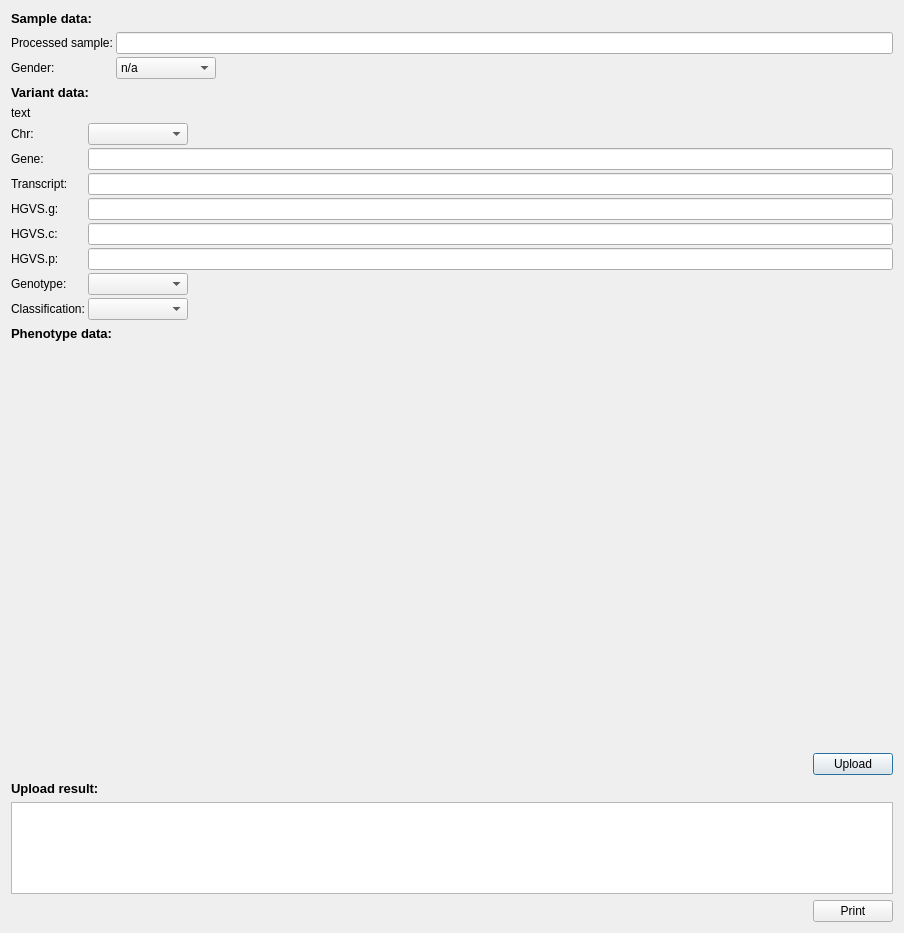
This is src/GSvar/LovdUploadDialog.ui in imgag/ngs-bits as Qt 5 draws it before an edit. The edited form follows.
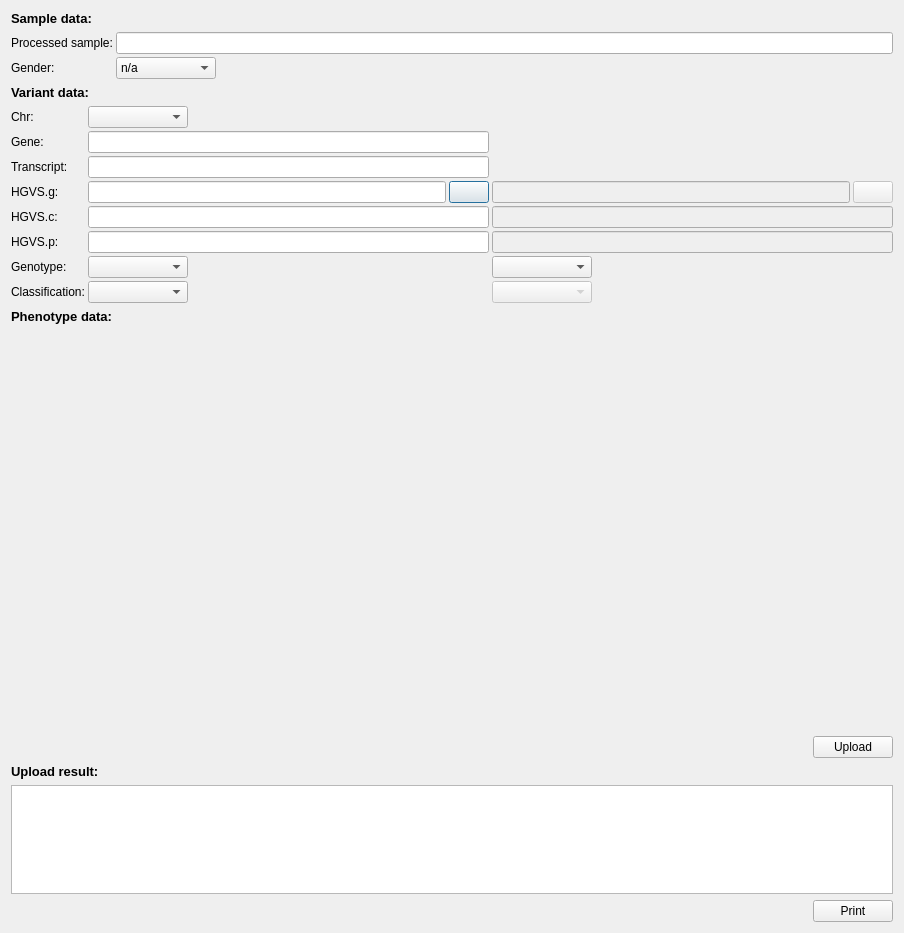
This is the edited form. Icons and pictures are not drawn. Custom widgets are drawn as their Qt base class.

Patch:
```diff
--- a/src/GSvar/LovdUploadDialog.ui
+++ b/src/GSvar/LovdUploadDialog.ui
@@ -103,92 +103,167 @@
      <property name="spacing">
       <number>3</number>
      </property>
-     <item row="6" column="1">
-      <widget class="QLineEdit" name="hgvs_c"/>
+     <item row="8" column="2">
+      <widget class="QComboBox" name="classification2">
+       <property name="enabled">
+        <bool>false</bool>
+       </property>
+       <property name="maximumSize">
+        <size>
+         <width>100</width>
+         <height>16777215</height>
+        </size>
+       </property>
+       <item>
+        <property name="text">
+         <string/>
+        </property>
+       </item>
+       <item>
+        <property name="text">
+         <string>1</string>
+        </property>
+       </item>
+       <item>
+        <property name="text">
+         <string>2</string>
+        </property>
+       </item>
+       <item>
+        <property name="text">
+         <string>3</string>
+        </property>
+       </item>
+       <item>
+        <property name="text">
+         <string>4</string>
+        </property>
+       </item>
+       <item>
+        <property name="text">
+         <string>5</string>
+        </property>
+       </item>
+      </widget>
      </item>
-     <item row="5" column="0">
+     <item row="4" column="0">
       <widget class="QLabel" name="label_3">
        <property name="text">
         <string>HGVS.g:</string>
        </property>
       </widget>
      </item>
-     <item row="4" column="1">
-      <widget class="QLineEdit" name="nm_number"/>
-     </item>
-     <item row="3" column="0">
-      <widget class="QLabel" name="label_4">
-       <property name="text">
-        <string>Gene:</string>
-       </property>
-      </widget>
-     </item>
-     <item row="7" column="1">
-      <widget class="QLineEdit" name="hgvs_p"/>
-     </item>
-     <item row="9" column="0">
-      <widget class="QLabel" name="label_9">
-       <property name="text">
-        <string>Classification:</string>
-       </property>
-      </widget>
-     </item>
      <item row="6" column="0">
-      <widget class="QLabel" name="label_6">
-       <property name="text">
-        <string>HGVS.c:</string>
-       </property>
-      </widget>
-     </item>
-     <item row="3" column="1">
-      <widget class="QLineEdit" name="gene"/>
-     </item>
-     <item row="7" column="0">
       <widget class="QLabel" name="label_7">
        <property name="text">
         <string>HGVS.p:</string>
        </property>
       </widget>
      </item>
-     <item row="4" column="0">
+     <item row="6" column="2">
+      <widget class="QLineEdit" name="hgvs_p2">
+       <property name="enabled">
+        <bool>false</bool>
+       </property>
+      </widget>
+     </item>
+     <item row="5" column="0">
+      <widget class="QLabel" name="label_6">
+       <property name="text">
+        <string>HGVS.c:</string>
+       </property>
+      </widget>
+     </item>
+     <item row="5" column="1">
+      <widget class="QLineEdit" name="hgvs_c"/>
+     </item>
+     <item row="5" column="2">
+      <widget class="QLineEdit" name="hgvs_c2">
+       <property name="enabled">
+        <bool>false</bool>
+       </property>
+      </widget>
+     </item>
+     <item row="2" column="0">
+      <widget class="QLabel" name="label_4">
+       <property name="text">
+        <string>Gene:</string>
+       </property>
+      </widget>
+     </item>
+     <item row="3" column="0">
       <widget class="QLabel" name="label_5">
        <property name="text">
         <string>Transcript:</string>
        </property>
       </widget>
      </item>
-     <item row="1" column="0" colspan="2">
-      <widget class="QLabel" name="comment_var">
-       <property name="text">
-        <string>text</string>
+     <item row="8" column="1">
+      <widget class="QComboBox" name="classification">
+       <property name="maximumSize">
+        <size>
+         <width>100</width>
+         <height>16777215</height>
+        </size>
        </property>
-       <property name="openExternalLinks">
-        <bool>true</bool>
-       </property>
+       <item>
+        <property name="text">
+         <string/>
+        </property>
+       </item>
+       <item>
+        <property name="text">
+         <string>1</string>
+        </property>
+       </item>
+       <item>
+        <property name="text">
+         <string>2</string>
+        </property>
+       </item>
+       <item>
+        <property name="text">
+         <string>3</string>
+        </property>
+       </item>
+       <item>
+        <property name="text">
+         <string>4</string>
+        </property>
+       </item>
+       <item>
+        <property name="text">
+         <string>5</string>
+        </property>
+       </item>
       </widget>
      </item>
-     <item row="2" column="0">
-      <widget class="QLabel" name="label_2">
-       <property name="text">
-        <string>Chr:</string>
+     <item row="7" column="1">
+      <widget class="QComboBox" name="genotype">
+       <property name="maximumSize">
+        <size>
+         <width>100</width>
+         <height>16777215</height>
+        </size>
        </property>
+       <item>
+        <property name="text">
+         <string/>
+        </property>
+       </item>
+       <item>
+        <property name="text">
+         <string>hom</string>
+        </property>
+       </item>
+       <item>
+        <property name="text">
+         <string>het</string>
+        </property>
+       </item>
       </widget>
      </item>
-     <item row="5" column="1">
-      <widget class="QLineEdit" name="hgvs_g">
-       <property name="readOnly">
-        <bool>false</bool>
-       </property>
-      </widget>
-     </item>
-     <item row="8" column="0">
-      <widget class="QLabel" name="label_8">
-       <property name="text">
-        <string>Genotype:</string>
-       </property>
-      </widget>
-     </item>
-     <item row="2" column="1">
+     <item row="1" column="1">
       <widget class="QComboBox" name="chr">
        <property name="maximumSize">
         <size>
@@ -328,8 +403,94 @@
        </item>
       </widget>
      </item>
-     <item row="8" column="1">
-      <widget class="QComboBox" name="genotype">
+     <item row="1" column="0">
+      <widget class="QLabel" name="label_2">
+       <property name="text">
+        <string>Chr:</string>
+       </property>
+      </widget>
+     </item>
+     <item row="7" column="0">
+      <widget class="QLabel" name="label_8">
+       <property name="text">
+        <string>Genotype:</string>
+       </property>
+      </widget>
+     </item>
+     <item row="8" column="0">
+      <widget class="QLabel" name="label_9">
+       <property name="text">
+        <string>Classification:</string>
+       </property>
+      </widget>
+     </item>
+     <item row="2" column="1">
+      <widget class="QLineEdit" name="gene"/>
+     </item>
+     <item row="6" column="1">
+      <widget class="QLineEdit" name="hgvs_p"/>
+     </item>
+     <item row="3" column="1">
+      <widget class="QLineEdit" name="nm_number"/>
+     </item>
+     <item row="4" column="1">
+      <layout class="QHBoxLayout" name="horizontalLayout_3">
+       <item>
+        <widget class="QLineEdit" name="hgvs_g">
+         <property name="readOnly">
+          <bool>false</bool>
+         </property>
+        </widget>
+       </item>
+       <item>
+        <widget class="QPushButton" name="refseq_btn">
+         <property name="toolTip">
+          <string>&lt;html&gt;&lt;head/&gt;&lt;body&gt;&lt;p&gt;&lt;span style=&quot; color:#000000;&quot;&gt;HGVS notation for RefSeq transcriptsis not available in megSAP/GSvar.&lt;br/&gt;Thus, it needs to be created by the externa lwebservice VariantInfoRefSeq.&lt;/span&gt;&lt;/p&gt;&lt;/body&gt;&lt;/html&gt;</string>
+         </property>
+         <property name="text">
+          <string/>
+         </property>
+         <property name="icon">
+          <iconset resource="GSvar.qrc">
+           <normaloff>:/Icons/WebService.png</normaloff>:/Icons/WebService.png</iconset>
+         </property>
+        </widget>
+       </item>
+      </layout>
+     </item>
+     <item row="4" column="2">
+      <layout class="QHBoxLayout" name="horizontalLayout_4">
+       <item>
+        <widget class="QLineEdit" name="hgvs_g2">
+         <property name="enabled">
+          <bool>false</bool>
+         </property>
+        </widget>
+       </item>
+       <item>
+        <widget class="QPushButton" name="refseq_btn2">
+         <property name="enabled">
+          <bool>false</bool>
+         </property>
+         <property name="toolTip">
+          <string>&lt;html&gt;&lt;head/&gt;&lt;body&gt;&lt;p&gt;&lt;span style=&quot; color:#000000;&quot;&gt;HGVS notation for RefSeq transcriptsis not available in megSAP/GSvar.&lt;br/&gt;Thus, it needs to be created by the externa lwebservice VariantInfoRefSeq.&lt;/span&gt;&lt;/p&gt;&lt;/body&gt;&lt;/html&gt;</string>
+         </property>
+         <property name="text">
+          <string/>
+         </property>
+         <property name="icon">
+          <iconset resource="GSvar.qrc">
+           <normaloff>:/Icons/WebService.png</normaloff>:/Icons/WebService.png</iconset>
+         </property>
+        </widget>
+       </item>
+      </layout>
+     </item>
+     <item row="7" column="2">
+      <widget class="QComboBox" name="genotype2">
+       <property name="enabled">
+        <bool>true</bool>
+       </property>
        <property name="maximumSize">
         <size>
          <width>100</width>
@@ -353,46 +514,6 @@
        </item>
       </widget>
      </item>
-     <item row="9" column="1">
-      <widget class="QComboBox" name="classification">
-       <property name="maximumSize">
-        <size>
-         <width>100</width>
-         <height>16777215</height>
-        </size>
-       </property>
-       <item>
-        <property name="text">
-         <string/>
-        </property>
-       </item>
-       <item>
-        <property name="text">
-         <string>1</string>
-        </property>
-       </item>
-       <item>
-        <property name="text">
-         <string>2</string>
-        </property>
-       </item>
-       <item>
-        <property name="text">
-         <string>3</string>
-        </property>
-       </item>
-       <item>
-        <property name="text">
-         <string>4</string>
-        </property>
-       </item>
-       <item>
-        <property name="text">
-         <string>5</string>
-        </property>
-       </item>
-      </widget>
-     </item>
     </layout>
    </item>
    <item>
```
Left out of the diff: 4 changed lines with no effect on the pictures.
